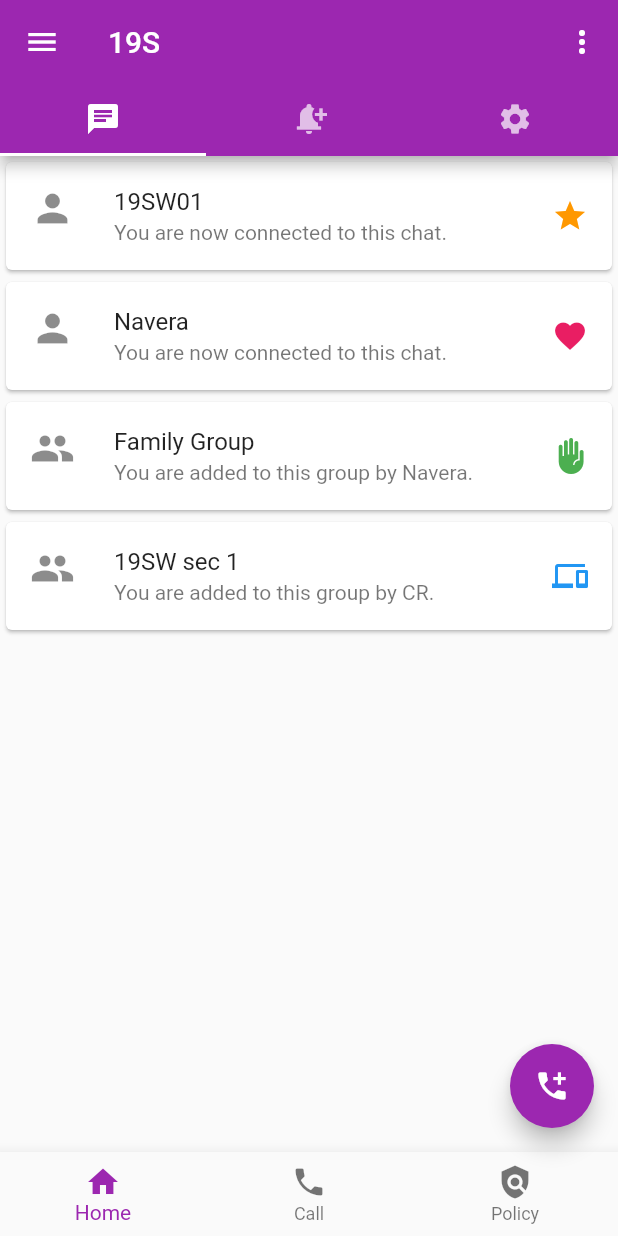
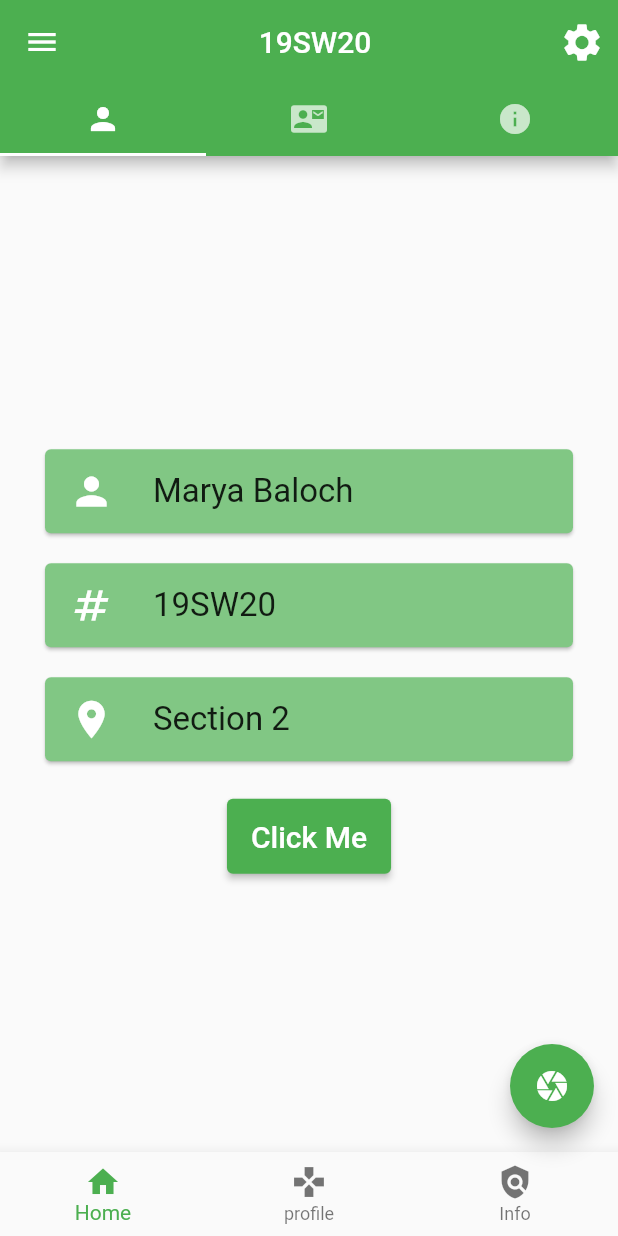
Before and after one commit to MaryaBaloch20/login_signup_ui_flutter, a Flutter app: the screen it shows after launch, after a tap on "Login", on a phone screen of 412 x 824 dp. Run offline on Flutter 3.47's test engine with Material 2 defaults, Android fonts, the phone set to English and light mode, and no system bars; Roboto replaces fonts that are missing (Sans Pro).

Commit message:
homePage topBar added

```diff
--- a/lib/pages/homepage.dart
+++ b/lib/pages/homepage.dart
@@ -8,25 +8,33 @@ class Homepage extends StatelessWidget {
   Widget build(BuildContext buildContext) {
     return MaterialApp(
         debugShowCheckedModeBanner: false,
-        theme: ThemeData(primarySwatch: Colors.purple),
+        theme: ThemeData(primarySwatch: Colors.green),
         home: DefaultTabController(
           length: 3,
           child: Scaffold(
             appBar: AppBar(
-              title: const Text("19S"),
+              title: const Center(child: Text("19SW20")),
               actions: [
-                IconButton(onPressed: () {}, icon: const Icon(Icons.more_vert))
+                IconButton(
+                    onPressed: () {},
+                    icon: const Icon(
+                      Icons.settings,
+                      size: 30,
+                    ))
               ],
               bottom: const TabBar(
                 tabs: [
                   Tab(
                       child: Icon(
-                    Icons.chat,
+                    Icons.person,
                   )),
-                  Tab(child: Icon(Icons.notification_add)),
                   Tab(
                       child: Icon(
-                    Icons.settings,
+                    Icons.contact_mail,
+                  )),
+                  Tab(
+                      child: Icon(
+                    Icons.info,
                   ))
                 ],
               ),
@@ -34,91 +42,106 @@ class Homepage extends StatelessWidget {
             drawer: MyDrawer(),
             body: TabBarView(children: [
               Column(
-                children: const [
+                mainAxisAlignment: MainAxisAlignment.center,
+                children: [
                   Card(
-                    child: ListTile(
-                      title: Text("19SW01"),
-                      subtitle: Text("You are now connected to this chat."),
+                      color: Colors.green.shade300,
+                      // padding: const EdgeInsets.all(10.0),
+                      margin: const EdgeInsets.symmetric(
+                          vertical: 10.0, horizontal: 30.0),
+                      child: const ListTile(
                         leading: Icon(
                           Icons.person,
-                        size: 30,
+                          color: Colors.white,
+                          size: 30.0,
                         ),
-                      trailing: Icon(
-                        Icons.star,
-                        color: Colors.orange,
+                        title: Text(
+                          "Marya Baloch",
+                          style: TextStyle(
+                            fontFamily: 'Sans Pro',
+                            fontSize: 22.0,
                           ),
                         ),
+                      )),
+                  Card(
+                      color: Colors.green.shade300,
+                      // padding: const EdgeInsets.all(10.0),
+                      margin: const EdgeInsets.symmetric(
+                          vertical: 10.0, horizontal: 30.0),
+                      child: const ListTile(
+                        leading: Icon(
+                          Icons.numbers,
+                          color: Colors.white,
+                          size: 30.0,
                         ),
-                  Card(
-                    child: ListTile(
-                      title: Text("Navera"),
-                      subtitle: Text("You are now connected to this chat."),
-                      leading: Icon(
-                        Icons.person,
-                        size: 30,
-                      ),
-                      trailing: Icon(
-                        Icons.favorite,
-                        color: Colors.pink,
+                        title: Text(
+                          "19SW20",
+                          style: TextStyle(
+                            fontFamily: 'Sans Pro',
+                            fontSize: 22.0,
                           ),
                         ),
+                      )),
+                  Card(
+                      color: Colors.green.shade300,
+                      // padding: const EdgeInsets.all(10.0),
+                      margin: const EdgeInsets.symmetric(
+                          vertical: 10.0, horizontal: 30.0),
+                      child: const ListTile(
+                        leading: Icon(
+                          Icons.place,
+                          color: Colors.white,
+                          size: 30.0,
                         ),
-                  Card(
-                    child: ListTile(
-                      title: Text("Family Group"),
-                      subtitle: Text("You are added to this group by Navera."),
-                      leading: Icon(
-                        Icons.people,
-                        size: 30,
-                      ),
-                      trailing: Icon(
-                        Icons.front_hand,
-                        color: Colors.green,
+                        title: Text(
+                          "Section 2",
+                          style: TextStyle(
+                            fontFamily: 'Sans Pro',
+                            fontSize: 22.0,
                           ),
                         ),
+                      )),
+                  const SizedBox(height: 15),
+                  ElevatedButton(
+                    onPressed: () {},
+                    style: ButtonStyle(
+                        minimumSize:
+                            MaterialStateProperty.all(const Size(100, 50)),
+                        backgroundColor:
+                            MaterialStateProperty.all<Color>(Colors.green)),
+                    child: const Text(
+                      "Click Me",
+                      style: TextStyle(fontSize: 20),
                     ),
-                  Card(
-                    child: ListTile(
-                      title: Text("19SW sec 1"),
-                      subtitle: Text("You are added to this group by CR."),
-                      leading: Icon(
-                        Icons.people,
-                        size: 30,
-                      ),
-                      trailing: Icon(
-                        Icons.phonelink,
-                        color: Colors.blue,
-                      ),
-                    ),
-                  ),
+                  )
                 ],
               ),
-              Center(
-                child: Text("Hello World"),
+              const Center(
+                child: Text("This is Contact Page"),
               ),
-              Center(
-                child: Text("Hello World"),
+              const Center(
+                child: Text("This is Info Page"),
               ),
             ]),
             bottomNavigationBar: BottomNavigationBar(
-              items: [
+              items: const [
                 BottomNavigationBarItem(
                   icon: Icon(Icons.home),
                   label: "Home",
                 ),
                 BottomNavigationBarItem(
-                  icon: Icon(Icons.phone),
-                  label: "Call",
+                  icon: Icon(Icons.gamepad),
+                  label: "profile",
                 ),
                 BottomNavigationBarItem(
                   icon: Icon(Icons.policy),
-                  label: "Policy",
+                  label: "Info",
                 ),
               ],
             ),
             floatingActionButton: FloatingActionButton(
               onPressed: () {},
-              child: Icon(Icons.add_call),
+              child: const Icon(Icons.camera),
             ),
           ),
         ));
```
Lines whose indentation alone changed are shown as unchanged.
